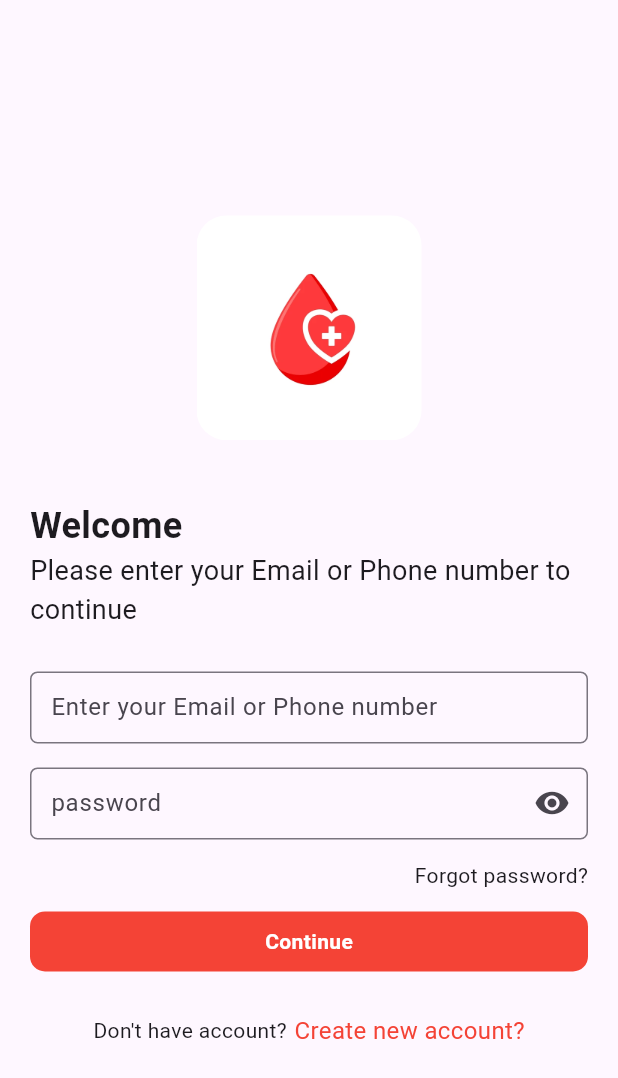
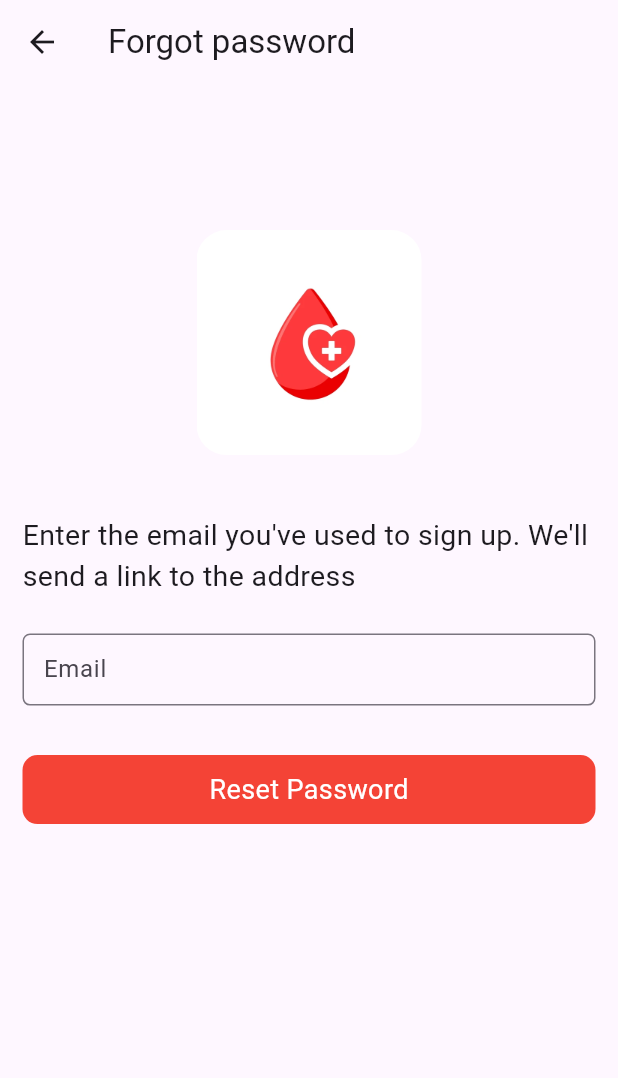
Before and after one commit to zas-nishat/Blood-Donating-App, a Flutter app: the screen it shows after launch, after a tap on "Forgot password?", on a phone screen of 412 x 824 dp. Shown: the top 1078 px of the screen. Run offline on Flutter 3.47's test engine with Material 3 defaults, Android fonts, the light colour scheme and no system bars; our stand-ins replace cloud_firestore, firebase_auth, firebase_core, firebase_storage, get, image_picker; accounts and stored records are empty.

Commit message:
forgot pass page added

```diff
--- a/lib/Auth Screen/ForgotPassword_Screen.dart
+++ b/lib/Auth Screen/ForgotPassword_Screen.dart
@@ -0,0 +1,127 @@
+import 'package:firebase_auth/firebase_auth.dart';
+import 'package:firebase_core/firebase_core.dart';
+import 'package:flutter/material.dart';
+import 'package:get/get.dart';
+
+
+class ForgetPasswordPage extends StatefulWidget {
+  const ForgetPasswordPage({Key? key}) : super(key: key);
+
+  @override
+  State<ForgetPasswordPage> createState() => _ForgetPasswordPageState();
+}
+
+class _ForgetPasswordPageState extends State<ForgetPasswordPage> {
+  final TextEditingController _forgotPassController = TextEditingController();
+
+  @override
+  void dispose() {
+    _forgotPassController.text.trim();
+    super.dispose();
+  }
+  ///Reset Email Link
+  Future resetPassword() async{
+    try {
+      await FirebaseAuth.instance
+          .sendPasswordResetEmail(email: _forgotPassController.text);
+      Get.snackbar(
+        "Success!",
+        "A link has been sent to: ${_forgotPassController.text}",
+        duration: const Duration(seconds: 4),
+      );
+    } on FirebaseAuthException catch(e) {
+      Get.snackbar(
+        "Error!",
+        // "${e.message.toString()}",
+        "You forgot to enter your email address",
+        duration: const Duration(seconds: 3),
+
+      );
+    }
+  }
+
+  @override
+  Widget build(BuildContext context) {
+    return Scaffold(
+      appBar: AppBar(
+        title: const Text("Forgot password"),
+      ),
+      body: SafeArea(
+        child: SingleChildScrollView(
+          child: Padding(
+            padding: const EdgeInsets.all(15.0),
+            child: Column(
+              crossAxisAlignment: CrossAxisAlignment.start,
+              children: [
+                SizedBox(
+                  height: MediaQuery.of(context).size.height * 0.1,
+                ),
+                // Image in the center
+                Center(
+                  child: ClipRRect(
+                    borderRadius: BorderRadius.circular(20),
+                    child: Image.asset(
+                      'Assets/blood_donating_logo.png'
+                      ,height: 150,
+                    ),
+                  ),
+                ),
+                const SizedBox(height: 40),
+
+                const Text("Enter the email you've used to sign up. We'll send a link to the address",
+                  style: TextStyle(
+                      fontSize: 19
+                  ),),
+                Padding(
+                  padding: const EdgeInsets.symmetric(vertical: 25),
+                  child: TextFormField(
+                    keyboardType: TextInputType.emailAddress,
+                    controller: _forgotPassController,
+                    decoration: InputDecoration(
+                        contentPadding: const EdgeInsets.only(left: 10),
+                        hintText: "Email",
+                        focusedBorder: OutlineInputBorder(
+                            borderRadius: BorderRadius.circular(5),
+                            borderSide: const BorderSide(
+                                color: Colors.grey
+                            )
+                        ),
+                        border: OutlineInputBorder(
+                            borderSide: const BorderSide(
+                                color: Colors.transparent
+                            ),
+                            borderRadius: BorderRadius.circular(5)
+                        )
+                    ),
+                  ),
+                ),
+                GestureDetector(
+                  onTap: resetPassword,
+                  child: Padding(
+                    padding: const EdgeInsets.symmetric(vertical: 8.0),
+                    child: Container(
+                      width: double.infinity,
+                      decoration: BoxDecoration(
+                          borderRadius: BorderRadius.circular(10),
+                          color: Colors.red
+                      ),
+                      child: const Padding(
+                        padding: EdgeInsets.symmetric(vertical: 10.0),
+                        child: Center(
+                          child: Text("Reset Password",style: TextStyle(
+                              fontSize: 18,
+                              color: Colors.white
+                          ),),
+                        ),
+                      ),
+                    ),
+                  ),
+                ),
+              ],
+            ),
+          ),
+        ),
+      ),
+    );
+  }
+}
--- a/lib/Auth Screen/Login_Screen.dart
+++ b/lib/Auth Screen/Login_Screen.dart
@@ -1,3 +1,4 @@
+import 'package:blood_donating/Auth%20Screen/ForgotPassword_Screen.dart';
 import 'package:firebase_auth/firebase_auth.dart';
 import 'package:flutter/material.dart';
 import 'package:get/get.dart';
@@ -235,7 +236,9 @@ class _LoginPageState extends State<LoginPage> {
                 mainAxisAlignment: MainAxisAlignment.end,
                 children: [
                   GestureDetector(
-                    onTap: (){ },
+                    onTap: (){
+                      Get.to(ForgetPasswordPage());
+                    },
                     child: const Padding(
                       padding: EdgeInsets.symmetric(vertical: 6.0),
                       child: Text("Forgot password?"),
--- a/lib/HomePage.dart
+++ b/lib/HomePage.dart
@@ -102,6 +102,10 @@ class _HomePageState extends State<HomePage> {
           padding: EdgeInsets.zero,
           children: [
             UserAccountsDrawerHeader(
+              decoration: BoxDecoration(
+                color: Colors.red
+                , // Replace with the desired color
+              ),
               accountName: const Text("John Doe"),
               accountEmail: Text(currentUser.email![0].toUpperCase() + currentUser.email!.substring(1)),
               currentAccountPicture: const CircleAvatar(
```
